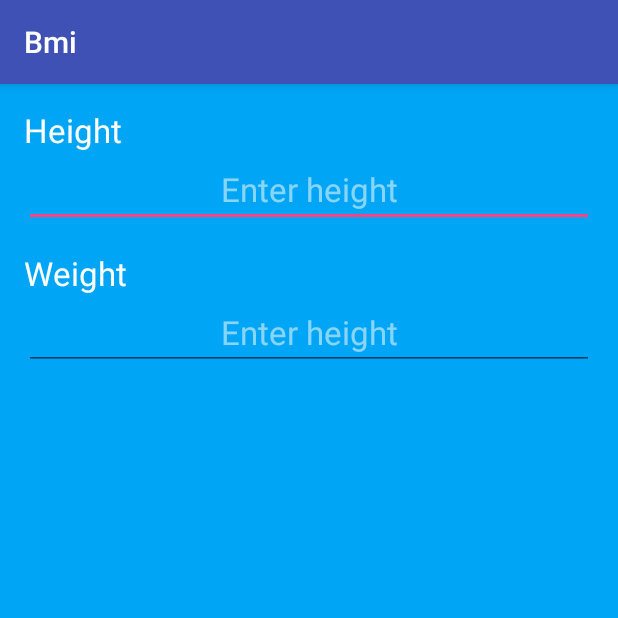
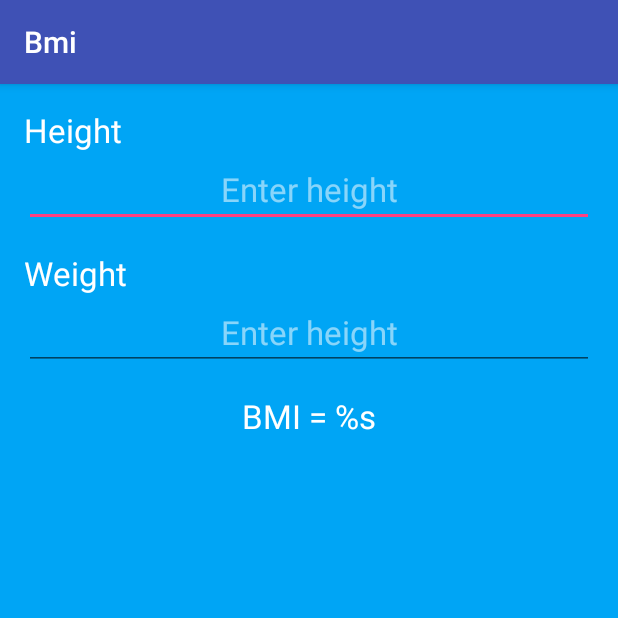
Before and after one commit to artem-p/bmi, an Android app: the screen it shows after launch (MainActivity), on a phone screen of 412 x 824 dp, the top half of it. Run offline under Robolectric (Android 15) with nearby library versions, the phone set to English and light mode, and no system bars.

Commit message:
Text view for bmi

```diff
--- a/app/src/main/res/layout/activity_main.xml
+++ b/app/src/main/res/layout/activity_main.xml
@@ -62,5 +62,15 @@
         android:textColorHint="@color/hint"
         />
 
-
+        <TextView
+            android:layout_width="match_parent"
+            android:layout_height="wrap_content"
+            android:id="@+id/tvBmi"
+            android:layout_below="@id/etWeight"
+            android:text="@string/bmi"
+            android:layout_marginTop="@dimen/vertical_margin"
+            android:gravity="center"
+            android:textColor="@color/primaryText"
+            android:textAppearance="?android:attr/textAppearanceLarge"
+            />
 </RelativeLayout>
--- a/app/src/main/res/values/strings.xml
+++ b/app/src/main/res/values/strings.xml
@@ -4,4 +4,5 @@
     <string name="weight_label">Weight</string>
     <string name="height_hint">Enter height</string>
     <string name="weight_hint">Enter weight</string>
+    <string name="bmi">BMI = %s</string>
 </resources>
```
